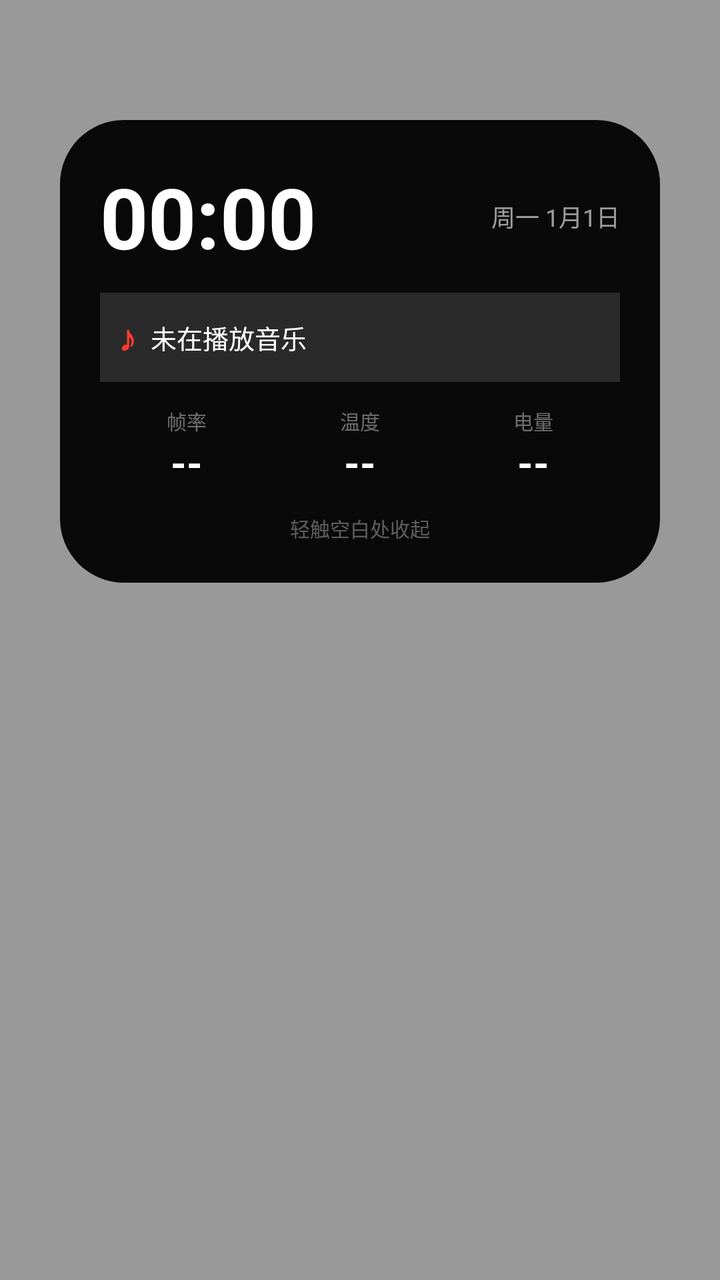
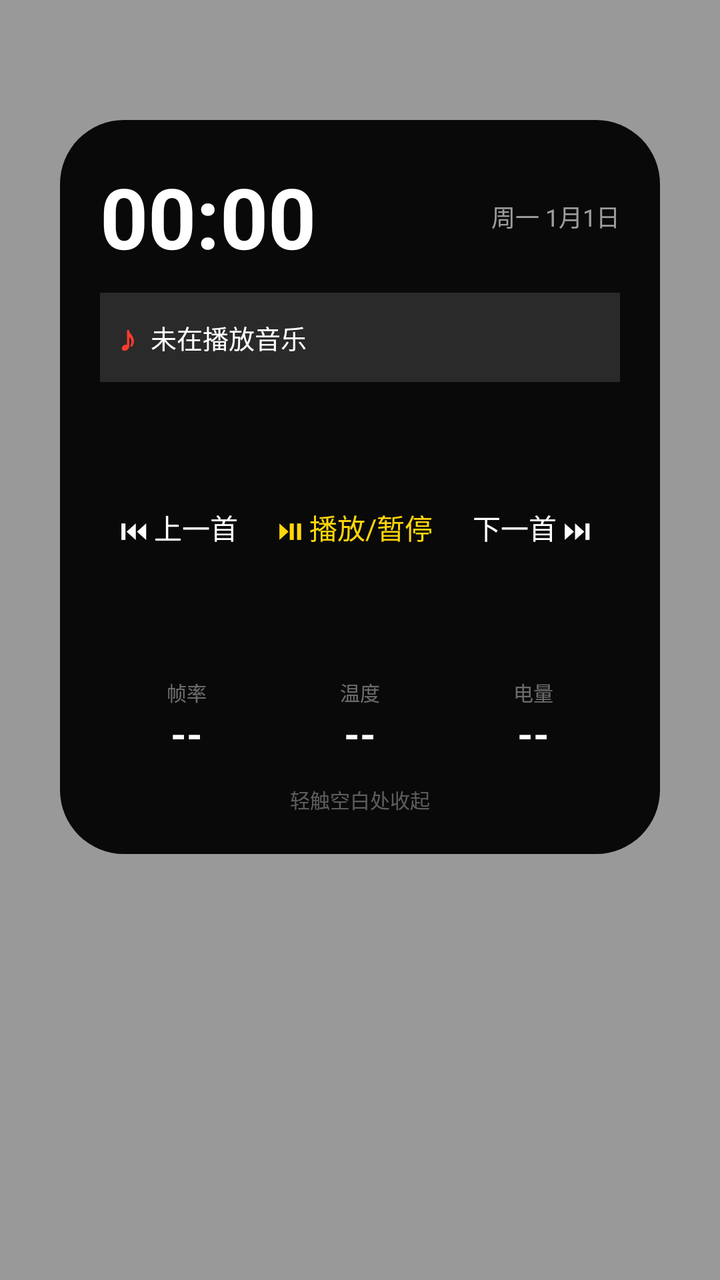

The first picture is an Android layout as it rendered before a commit; the second is the same layout after the commit. The layout source and the unified diff follow.
<!-- AndroidManifest.xml: application theme Theme.MaterialComponents.DayNight.NoActionBar -->
<!-- res/layout/view_dynamic_island_card.xml -->
<?xml version="1.0" encoding="utf-8"?>
<FrameLayout xmlns:android="http://schemas.android.com/apk/res/android"
    android:id="@+id/di_overlay"
    android:layout_width="match_parent"
    android:layout_height="match_parent"
    android:background="#66000000"
    android:clickable="true"
    android:focusable="true">

    <LinearLayout
        android:id="@+id/di_card"
        android:layout_width="300dp"
        android:layout_height="wrap_content"
        android:layout_gravity="top|center_horizontal"
        android:layout_marginTop="60dp"
        android:background="@drawable/bg_dynamic_island_card"
        android:orientation="vertical"
        android:padding="20dp">

        <LinearLayout
            android:layout_width="match_parent"
            android:layout_height="wrap_content"
            android:gravity="center_vertical"
            android:orientation="horizontal">

            <TextView
                android:id="@+id/tv_di_card_time"
                android:layout_width="0dp"
                android:layout_height="wrap_content"
                android:layout_weight="1"
                android:text="00:00"
                android:textColor="#FFFFFFFF"
                android:textSize="42sp"
                android:textStyle="bold" />

            <TextView
                android:id="@+id/tv_di_card_date"
                android:layout_width="wrap_content"
                android:layout_height="wrap_content"
                android:text="周一 1月1日"
                android:textColor="#99FFFFFF"
                android:textSize="12sp" />
        </LinearLayout>

        <LinearLayout
            android:layout_width="match_parent"
            android:layout_height="wrap_content"
            android:layout_marginTop="10dp"
            android:background="#22FFFFFF"
            android:gravity="center_vertical"
            android:orientation="horizontal"
            android:padding="10dp">

            <TextView
                android:id="@+id/tv_di_card_music_icon"
                android:layout_width="wrap_content"
                android:layout_height="wrap_content"
                android:text="♪"
                android:textColor="#FFFF3B30"
                android:textSize="18sp"
                android:textStyle="bold" />

            <TextView
                android:id="@+id/tv_di_card_music"
                android:layout_width="match_parent"
                android:layout_height="wrap_content"
                android:layout_marginStart="8dp"
                android:ellipsize="end"
                android:singleLine="true"
                android:text="未在播放音乐"
                android:textColor="#FFFFFFFF"
                android:textSize="13sp" />
        </LinearLayout>

        <LinearLayout
            android:layout_width="match_parent"
            android:layout_height="wrap_content"
            android:layout_marginTop="12dp"
            android:orientation="horizontal">

            <LinearLayout
                android:layout_width="0dp"
                android:layout_height="wrap_content"
                android:layout_weight="1"
                android:gravity="center"
                android:orientation="vertical">

                <TextView
                    android:layout_width="wrap_content"
                    android:layout_height="wrap_content"
                    android:text="帧率"
                    android:textColor="#66FFFFFF"
                    android:textSize="10sp" />

                <TextView
                    android:id="@+id/tv_di_card_fps"
                    android:layout_width="wrap_content"
                    android:layout_height="wrap_content"
                    android:text="--"
                    android:textColor="#FFFFFFFF"
                    android:textSize="20sp"
                    android:textStyle="bold" />
            </LinearLayout>

            <LinearLayout
                android:layout_width="0dp"
                android:layout_height="wrap_content"
                android:layout_weight="1"
                android:gravity="center"
                android:orientation="vertical">

                <TextView
                    android:layout_width="wrap_content"
                    android:layout_height="wrap_content"
                    android:text="温度"
                    android:textColor="#66FFFFFF"
                    android:textSize="10sp" />

                <TextView
                    android:id="@+id/tv_di_card_temp"
                    android:layout_width="wrap_content"
                    android:layout_height="wrap_content"
                    android:text="--"
                    android:textColor="#FFFFFFFF"
                    android:textSize="20sp"
                    android:textStyle="bold" />
            </LinearLayout>

            <LinearLayout
                android:layout_width="0dp"
                android:layout_height="wrap_content"
                android:layout_weight="1"
                android:gravity="center"
                android:orientation="vertical">

                <TextView
                    android:layout_width="wrap_content"
                    android:layout_height="wrap_content"
                    android:text="电量"
                    android:textColor="#66FFFFFF"
                    android:textSize="10sp" />

                <TextView
                    android:id="@+id/tv_di_card_battery"
                    android:layout_width="wrap_content"
                    android:layout_height="wrap_content"
                    android:text="--"
                    android:textColor="#FFFFFFFF"
                    android:textSize="20sp"
                    android:textStyle="bold" />
            </LinearLayout>
        </LinearLayout>

        <TextView
            android:layout_width="match_parent"
            android:layout_height="wrap_content"
            android:layout_marginTop="12dp"
            android:gravity="center"
            android:text="轻触空白处收起"
            android:textColor="#55FFFFFF"
            android:textSize="10sp" />
    </LinearLayout>
</FrameLayout>
<!-- resources referenced by this layout -->
<resources>
  <!-- drawable bg_dynamic_island_card (drawable) -->
  <?xml version="1.0" encoding="utf-8"?>
  <shape xmlns:android="http://schemas.android.com/apk/res/android"
      android:shape="rectangle">
      <solid android:color="#F0000000" />
      <corners android:radius="32dp" />
  </shape>
</resources>

<!-- the commit's change to res/layout/view_dynamic_island_card.xml (unified diff, before → after) -->
@@ -75,6 +75,52 @@
         <LinearLayout
             android:layout_width="match_parent"
             android:layout_height="wrap_content"
+            android:layout_marginTop="10dp"
+            android:gravity="center"
+            android:orientation="horizontal">
+
+            <TextView
+                android:id="@+id/btn_di_prev"
+                android:layout_width="wrap_content"
+                android:layout_height="wrap_content"
+                android:padding="10dp"
+                android:text="⏮ 上一首"
+                android:textColor="#FFFFFFFF"
+                android:textSize="14sp" />
+
+            <TextView
+                android:id="@+id/btn_di_playpause"
+                android:layout_width="wrap_content"
+                android:layout_height="wrap_content"
+                android:padding="10dp"
+                android:text="⏯ 播放/暂停"
+                android:textColor="#FFFFD60A"
+                android:textSize="14sp" />
+
+            <TextView
+                android:id="@+id/btn_di_next"
+                android:layout_width="wrap_content"
+                android:layout_height="wrap_content"
+                android:padding="10dp"
+                android:text="下一首 ⏭"
+                android:textColor="#FFFFFFFF"
+                android:textSize="14sp" />
+
+            <TextView
+                android:id="@+id/btn_di_stop"
+                android:layout_width="wrap_content"
+                android:layout_height="wrap_content"
+                android:layout_marginTop="6dp"
+                android:layout_gravity="center_horizontal"
+                android:padding="6dp"
+                android:text="✕ 停止音乐"
+                android:textColor="#FFFF3B30"
+                android:textSize="13sp" />
+        </LinearLayout>
+
+        <LinearLayout
+            android:layout_width="match_parent"
+            android:layout_height="wrap_content"
             android:layout_marginTop="12dp"
             android:orientation="horizontal">
 
